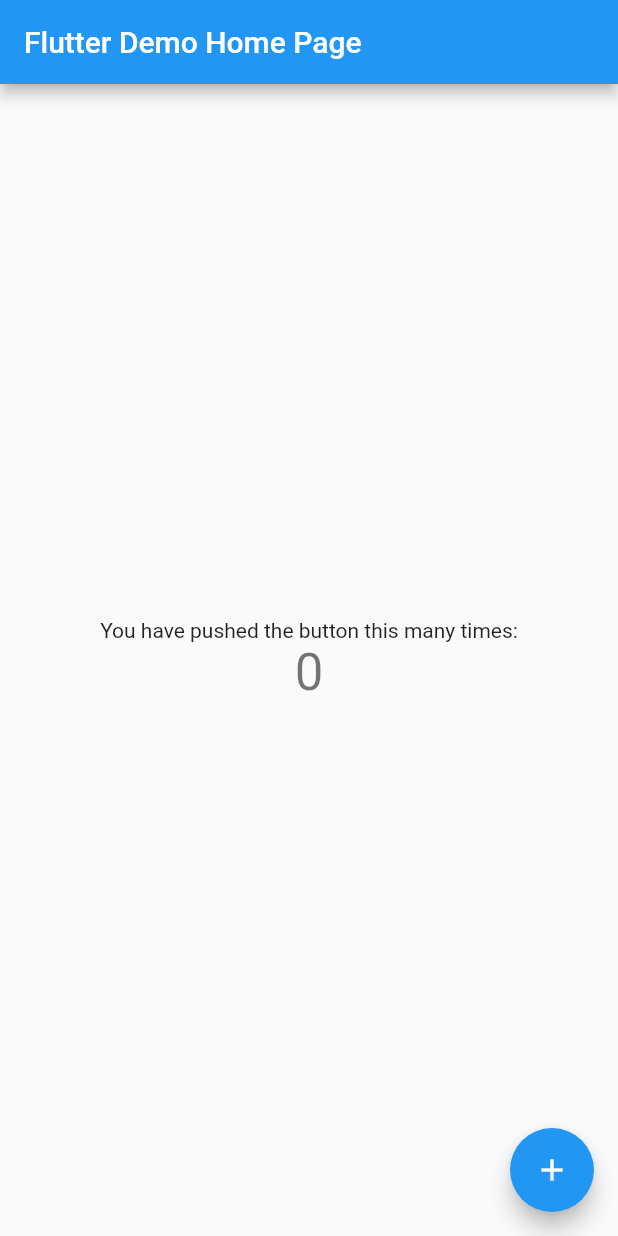
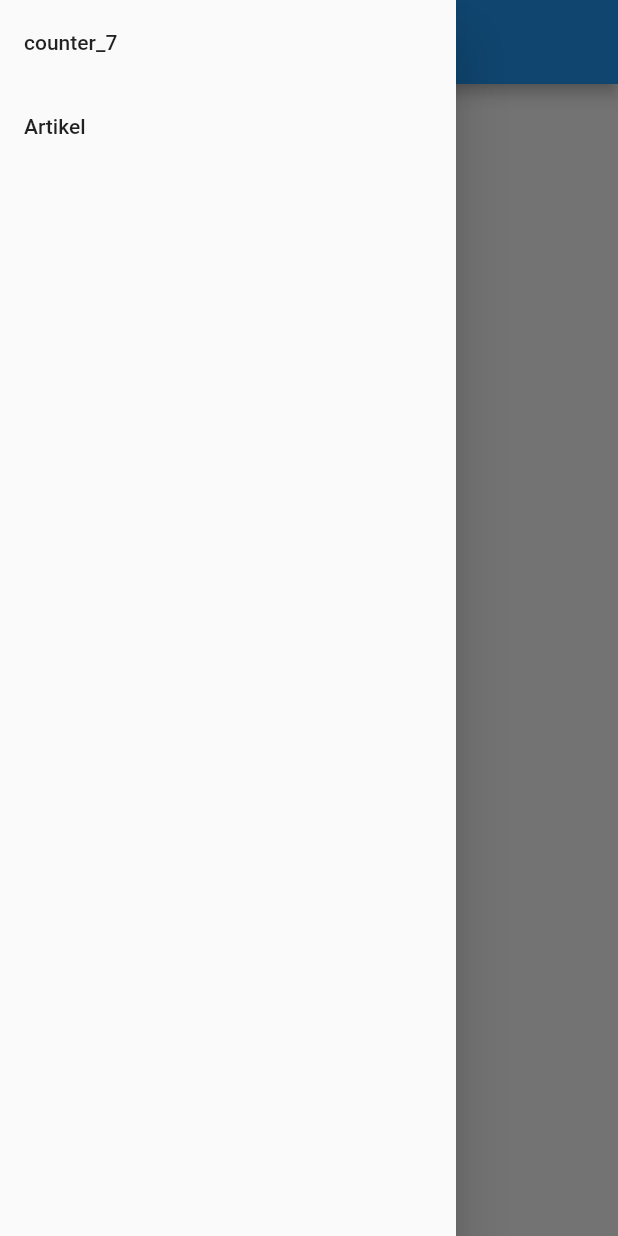
Before and after one commit to fachryanwarr/pbp-volundear-mobile, a Flutter app: the screen it shows after launch, with the side drawer open (before the commit the screen has no drawer), on a phone screen of 412 x 824 dp. Run offline on Flutter 3.47's test engine with Material 2 defaults, Android fonts, the light colour scheme and no system bars.

Commit message:
Update artikel #1

```diff
--- a/lib/drawer.dart
+++ b/lib/drawer.dart
@@ -0,0 +1,41 @@
+import 'package:flutter/material.dart';
+import 'package:volundear/main.dart';
+import 'package:volundear/pages/artikel_page.dart';
+
+class MyDrawer extends StatefulWidget {
+  const MyDrawer({super.key});
+
+  @override
+  State<MyDrawer> createState() => _MyDrawerState();
+}
+
+class _MyDrawerState extends State<MyDrawer> {
+  @override
+  Widget build(BuildContext context) {
+    return Drawer(
+      child: Column(
+        children: [
+          ListTile(
+            title: const Text('counter_7'),
+            onTap: () {
+              Navigator.pushReplacement(
+                context,
+                MaterialPageRoute(builder: (context) => const Counter()),
+              );
+            },
+          ),
+          ListTile(
+            title: const Text('Artikel'),
+            onTap: () {
+              // Route menu ke halaman utama
+              Navigator.pushReplacement(
+                context,
+                MaterialPageRoute(builder: (context) => const ArtikelPage()),
+              );
+            },
+          ),
+        ],
+      ),
+    );
+  }
+}
--- a/lib/jsons/artikel_json.dart
+++ b/lib/jsons/artikel_json.dart
@@ -0,0 +1,21 @@
+import 'package:volundear/models/artikel.dart';
+import 'package:http/http.dart' as http;
+import 'dart:convert';
+
+class ArtikelData {
+  Future<List<Artikel>> fetchMyWatchList() async {
+    try {
+      Uri url = Uri.parse(
+          'https://volundear.up.railway.app/artikel/json/');
+      var response = await http.get(url);
+      var data = jsonDecode(utf8.decode(response.bodyBytes));
+      List<Artikel> artikelList = [];
+      for (var item in data) {
+        artikelList.add(Artikel.fromJson(item['fields']));
+      }
+      return artikelList;
+    } catch (e) {
+      throw Exception('error: $e');
+    }
+  }
+}
--- a/lib/main.dart
+++ b/lib/main.dart
@@ -1,5 +1,5 @@
 import 'package:flutter/material.dart';
-
+import 'package:volundear/drawer.dart';
 void main() {
   runApp(const MyApp());
 }
@@ -7,96 +7,61 @@
 class MyApp extends StatelessWidget {
   const MyApp({super.key});
 
-  // This widget is the root of your application.
   @override
   Widget build(BuildContext context) {
     return MaterialApp(
-      title: 'Flutter Demo',
+      title: 'Counter 7',
       theme: ThemeData(
-        // This is the theme of your application.
-        //
-        // Try running your application with "flutter run". You'll see the
-        // application has a blue toolbar. Then, without quitting the app, try
-        // changing the primarySwatch below to Colors.green and then invoke
-        // "hot reload" (press "r" in the console where you ran "flutter run",
-        // or simply save your changes to "hot reload" in a Flutter IDE).
-        // Notice that the counter didn't reset back to zero; the application
-        // is not restarted.
         primarySwatch: Colors.blue,
       ),
-      home: const MyHomePage(title: 'Flutter Demo Home Page'),
+      home: const Counter(),
     );
   }
 }
 
-class MyHomePage extends StatefulWidget {
-  const MyHomePage({super.key, required this.title});
-
-  // This widget is the home page of your application. It is stateful, meaning
-  // that it has a State object (defined below) that contains fields that affect
-  // how it looks.
-
-  // This class is the configuration for the state. It holds the values (in this
-  // case the title) provided by the parent (in this case the App widget) and
-  // used by the build method of the State. Fields in a Widget subclass are
-  // always marked "final".
-
-  final String title;
+class Counter extends StatefulWidget {
+  const Counter({super.key});
+  final String title = 'Program Counter';
 
   @override
-  State<MyHomePage> createState() => _MyHomePageState();
-}
+  State<Counter> createState() => _CounterState();
+  }
 
-class _MyHomePageState extends State<MyHomePage> {
+class _CounterState extends State<Counter> {
   int _counter = 0;
 
   void _incrementCounter() {
     setState(() {
-      // This call to setState tells the Flutter framework that something has
-      // changed in this State, which causes it to rerun the build method below
-      // so that the display can reflect the updated values. If we changed
-      // _counter without calling setState(), then the build method would not be
-      // called again, and so nothing would appear to happen.
       _counter++;
     });
   }
 
+  void _decrementCounter() {
+    setState(() {
+      _counter--;
+    });
+  }
   @override
   Widget build(BuildContext context) {
-    // This method is rerun every time setState is called, for instance as done
-    // by the _incrementCounter method above.
-    //
-    // The Flutter framework has been optimized to make rerunning build methods
-    // fast, so that you can just rebuild anything that needs updating rather
-    // than having to individually change instances of widgets.
     return Scaffold(
       appBar: AppBar(
-        // Here we take the value from the MyHomePage object that was created by
-        // the App.build method, and use it to set our appbar title.
         title: Text(widget.title),
       ),
+      // Menambahkan drawer menu
+      drawer: const MyDrawer(),
       body: Center(
-        // Center is a layout widget. It takes a single child and positions it
-        // in the middle of the parent.
         child: Column(
-          // Column is also a layout widget. It takes a list of children and
-          // arranges them vertically. By default, it sizes itself to fit its
-          // children horizontally, and tries to be as tall as its parent.
-          //
-          // Invoke "debug painting" (press "p" in the console, choose the
-          // "Toggle Debug Paint" action from the Flutter Inspector in Android
-          // Studio, or the "Toggle Debug Paint" command in Visual Studio Code)
-          // to see the wireframe for each widget.
-          //
-          // Column has various properties to control how it sizes itself and
-          // how it positions its children. Here we use mainAxisAlignment to
-          // center the children vertically; the main axis here is the vertical
-          // axis because Columns are vertical (the cross axis would be
-          // horizontal).
           mainAxisAlignment: MainAxisAlignment.center,
           children: <Widget>[
-            const Text(
-              'You have pushed the button this many times:',
+            if (_counter % 2 == 0)
+              const Text(
+                'GENAP',
+                style: TextStyle(color: Colors.blue),
+              )
+            else
+              const Text(
+              'GANJIL',
+              style: TextStyle(color: Colors.red),
             ),
             Text(
               '$_counter',
@@ -105,11 +70,26 @@
           ],
         ),
       ),
-      floatingActionButton: FloatingActionButton(
-        onPressed: _incrementCounter,
-        tooltip: 'Increment',
-        child: const Icon(Icons.add),
-      ), // This trailing comma makes auto-formatting nicer for build methods.
+      floatingActionButton: Row(
+        mainAxisAlignment: MainAxisAlignment.spaceBetween,
+        children: [
+          if (_counter > 0)
+            Padding(padding: const EdgeInsets.only(left: 30),
+              child: FloatingActionButton(
+                onPressed: _decrementCounter,
+                tooltip: 'Decrement',
+                child: const Icon(Icons.remove),
+              ),
+            ),
+          Padding(padding: const EdgeInsets.only(left: 30),
+            child: FloatingActionButton(
+              onPressed: _incrementCounter,
+              tooltip: 'Increment',
+              child: const Icon(Icons.add),
+            ),
+          ),
+        ],
+      ),
     );
   }
 }
--- a/lib/models/artikel.dart
+++ b/lib/models/artikel.dart
@@ -0,0 +1,33 @@
+class Artikel {
+    late String penulis;
+    late String judul;
+    late String rilis;
+    late String pembuka;
+    late String isi;
+
+    Artikel({
+        required this.penulis,
+        required this.judul,
+        required this.rilis,
+        required this.pembuka,
+        required this.isi,
+    });
+
+    Artikel.fromJson(Map<String, dynamic> json) {
+      penulis = json['penulis'].toString();
+      judul = json['judul'];
+      rilis = json['rilis'];
+      pembuka = json['pembuka'];
+      isi = json['isi'];
+    }
+
+    Map<String, dynamic> toJson() {
+      final Map<String, dynamic> data = <String, dynamic>{};
+      data['penulis'] = penulis;
+      data['judul'] = judul;
+      data['rilis'] = rilis;
+      data['pembuka'] = pembuka;
+      data['isi'] = isi;
+      return data;
+    }
+}
--- a/pubspec.yaml
+++ b/pubspec.yaml
@@ -36,6 +36,7 @@
   # The following adds the Cupertino Icons font to your application.
   # Use with the CupertinoIcons class for iOS style icons.
   cupertino_icons: ^1.0.2
+  http: ^0.13.5
 
 dev_dependencies:
   flutter_test:
```
Also changed, not shown: lib/pages/artikel_detail.dart (added, +109 -0 lines), lib/pages/artikel_page.dart (+82 -0 lines), lib/widgets/artikel_item_card.dart (+47 -0 lines), pubspec.lock.
